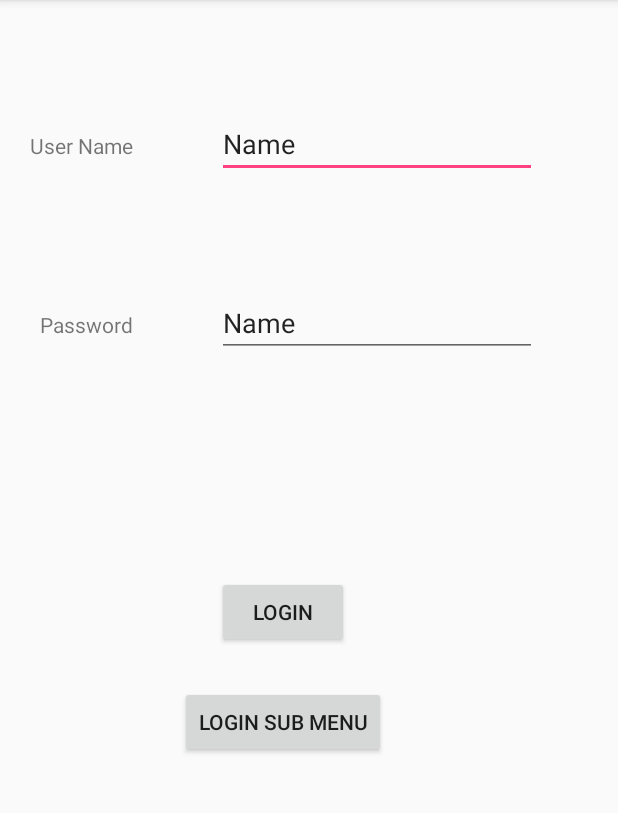
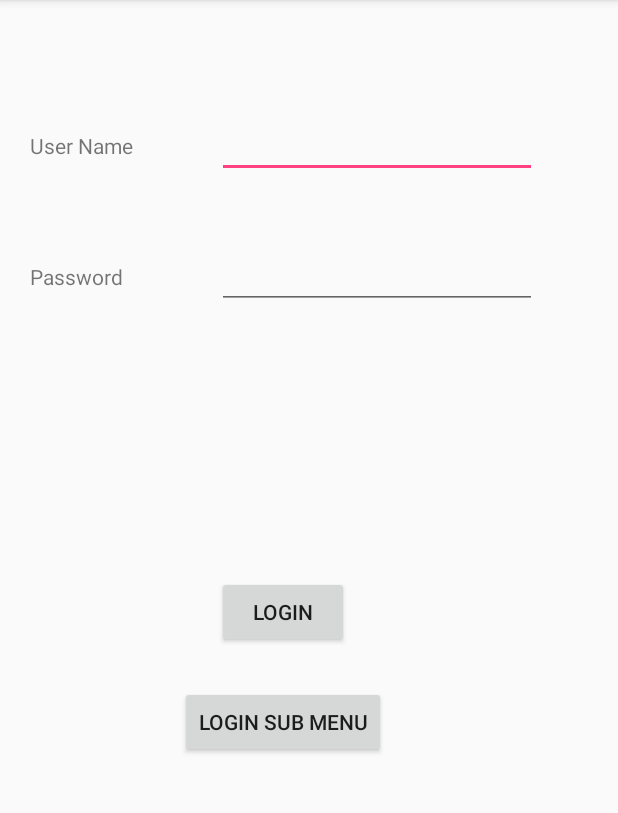
Before and after one commit to chintakawijetunga/MyQuizApplication, an Android app: the LoginMenu screen opened directly, with no data from a screen before it, on a phone screen of 412 x 824 dp, the part 84-897 px from its top. Run offline under Robolectric (Android 15) with nearby library versions, the phone set to English and light mode, and no system bars.

Commit message:
Adding password box

```diff
--- a/app/src/main/res/layout/activity_login_menu.xml
+++ b/app/src/main/res/layout/activity_login_menu.xml
@@ -31,22 +31,21 @@
             android:text="Password"
             tools:layout_editor_absoluteX="28dp"
             tools:layout_editor_absoluteY="128dp"
-            android:layout_alignBaseline="@+id/txtPassword"
-            android:layout_alignBottom="@+id/txtPassword"
-            android:layout_alignEnd="@+id/textUserName" />
+            android:layout_alignBaseline="@+id/txtPasswordBox"
+            android:layout_alignBottom="@+id/txtPasswordBox"
+            android:layout_alignStart="@+id/textUserName" />
 
         <EditText
             android:id="@+id/txtUserName"
             android:layout_width="wrap_content"
             android:layout_height="wrap_content"
+            android:layout_alignParentTop="true"
+            android:layout_alignStart="@+id/buttonLogin"
+            android:layout_marginTop="73dp"
             android:ems="10"
             android:inputType="textPersonName"
-            android:text="Name"
             tools:layout_editor_absoluteX="153dp"
-            tools:layout_editor_absoluteY="33dp"
-            android:layout_alignParentTop="true"
-            android:layout_alignStart="@+id/buttonLogin"
-            android:layout_marginTop="73dp" />
+            tools:layout_editor_absoluteY="33dp" />
 
         <TextView
             android:id="@+id/textUserName"
@@ -60,19 +59,6 @@
             android:layout_alignBottom="@+id/txtUserName"
             android:layout_alignParentStart="true" />
 
-        <EditText
-            android:id="@+id/txtPassword"
-            android:layout_width="wrap_content"
-            android:layout_height="wrap_content"
-            android:ems="10"
-            android:inputType="textPersonName"
-            android:text="Name"
-            tools:layout_editor_absoluteX="153dp"
-            tools:layout_editor_absoluteY="112dp"
-            android:layout_marginTop="86dp"
-            android:layout_below="@+id/textUserName"
-            android:layout_alignStart="@+id/txtUserName" />
-
         <Button
             android:id="@+id/buttonSubMenu"
             android:layout_width="wrap_content"
@@ -82,6 +68,16 @@
             android:text="Login Sub Menu"
             tools:layout_editor_absoluteX="123dp"
             tools:layout_editor_absoluteY="392dp" />
+
+        <EditText
+            android:id="@+id/txtPasswordBox"
+            android:layout_width="wrap_content"
+            android:layout_height="wrap_content"
+            android:ems="10"
+            android:inputType="textPassword"
+            android:layout_below="@+id/txtUserName"
+            android:layout_alignStart="@+id/txtUserName"
+            android:layout_marginTop="42dp" />
     </RelativeLayout>
 
 </android.support.constraint.ConstraintLayout>
```
